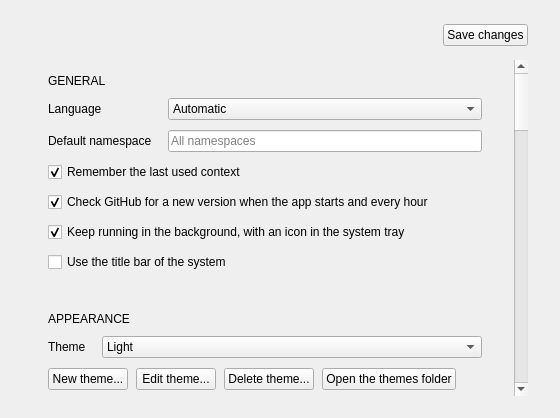
dcotecnologia/kubescope, file src/kubescope/ui/settings_page.ui: the form before one commit.
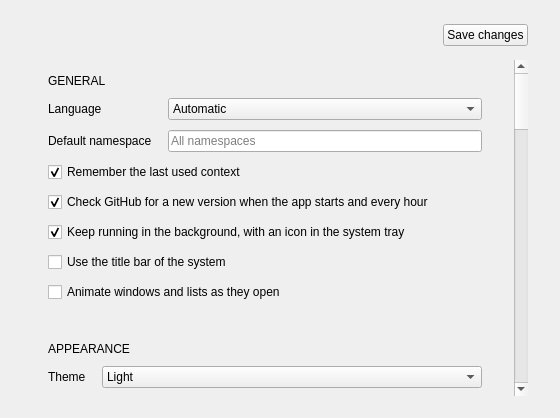
The form after the commit.

Commit message:
feat(ui): make windows and lists rise into place as they first show
- draw a widget lower and fainter, rising to its place, with an effect that leaves
  its layout alone
- do it for the main window the first time it shows, for every dialog as it opens,
  and for a list when its rows first arrive, not when they refresh
- let the person turn it off in the settings
- read the files to attach to a question: images up to 5 MiB and text files up to
  200 KiB, with the text redacted

```diff
--- a/src/kubescope/ui/settings_page.ui
+++ b/src/kubescope/ui/settings_page.ui
@@ -229,6 +229,16 @@
               </property>
              </widget>
             </item>
+            <item row="6" column="0" colspan="2">
+             <widget class="QCheckBox" name="animationsCheck">
+              <property name="text">
+               <string>Animate windows and lists as they open</string>
+              </property>
+              <property name="toolTip">
+               <string>On by default: a window or a list rises into place as it first shows. Turn it off to show everything at once.</string>
+              </property>
+             </widget>
+            </item>
            </layout>
           </item>
          </layout>
```
The commit also changes 33 other files.
